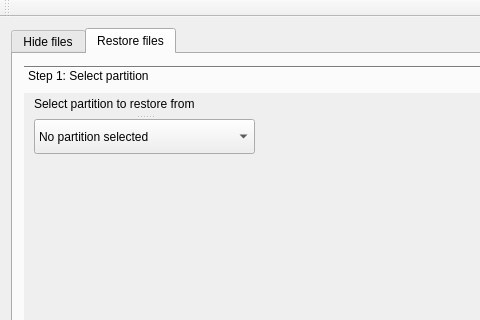
The window that gui/HideMeFatty/mainwindow.ui (stryku/HideMeFatty) describes before a commit, drawn with Qt 5; both pictures show x 0 to 480 and y 0 to 320 of the 600 by 500 pixel window.
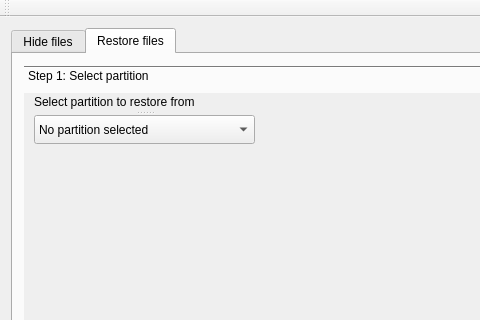
The same window after the commit. The open tabs and pages were chosen to show the change.

```diff
--- a/gui/HideMeFatty/mainwindow.ui
+++ b/gui/HideMeFatty/mainwindow.ui
@@ -239,7 +239,7 @@
               <x>10</x>
               <y>0</y>
               <width>221</width>
-              <height>61</height>
+              <height>51</height>
              </rect>
             </property>
             <property name="orientation">
```
Left out of the diff: 2 changed lines with no effect on the pictures.
